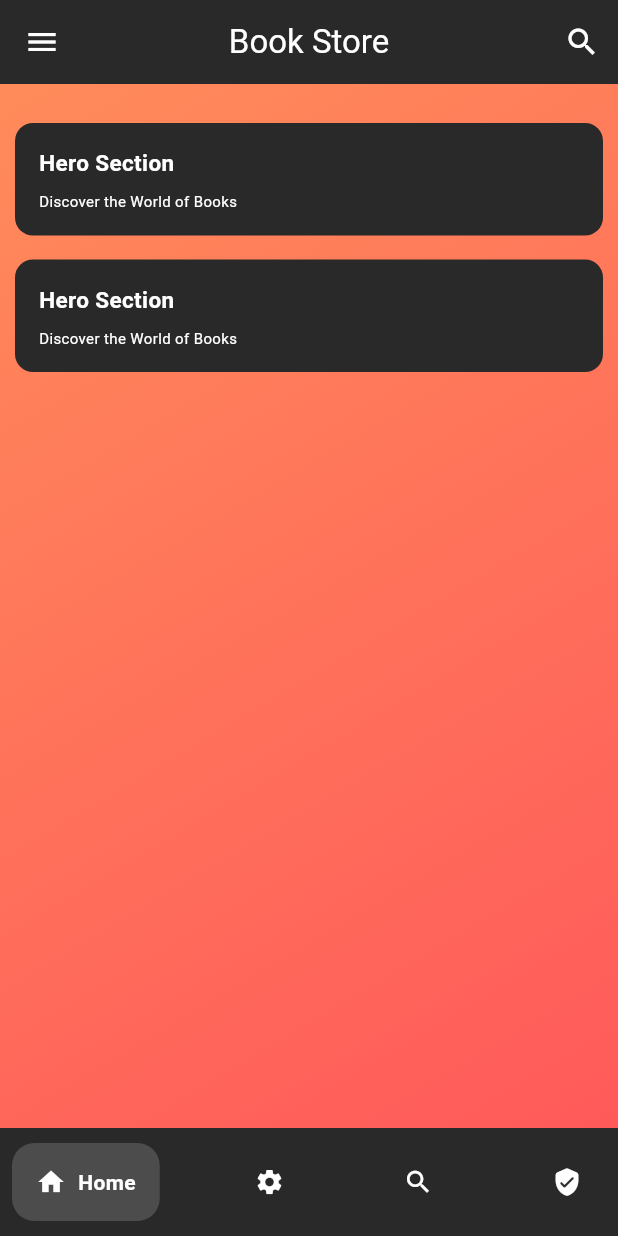
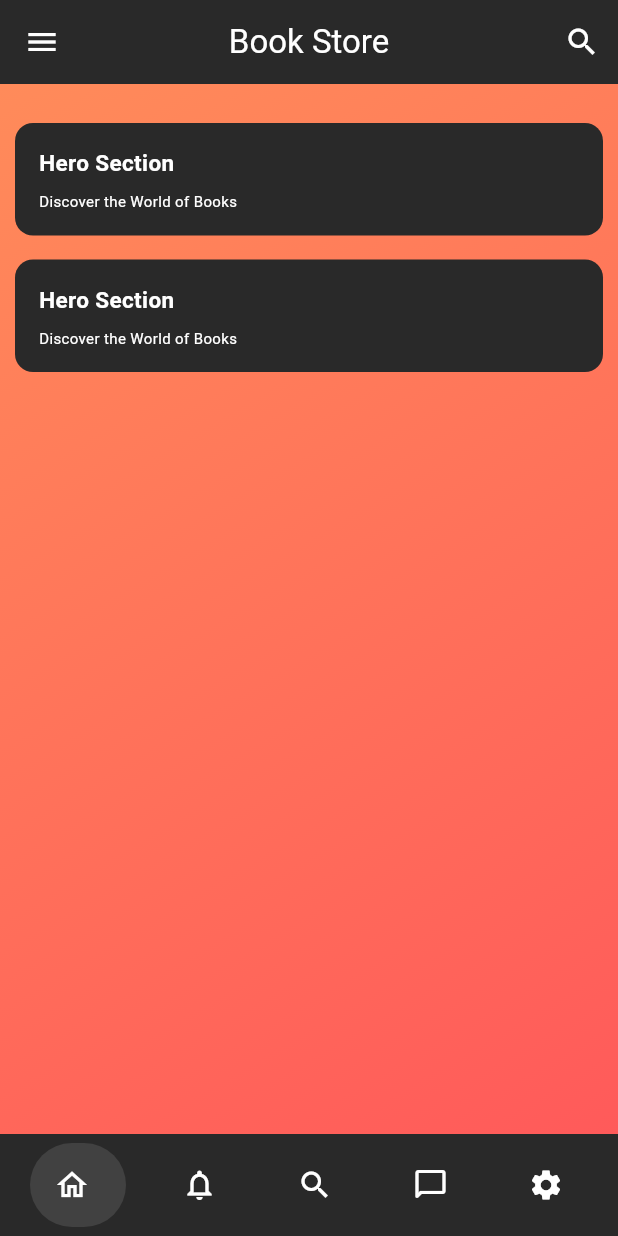
Before and after one commit to sufyan-25/bookstore, a Flutter app: the screen it shows after launch, on a phone screen of 412 x 824 dp. Run offline on Flutter 3.47's test engine with Material 3 defaults, Android fonts, the phone set to English and light mode, and no system bars; drawn by our look-alikes of google_nav_bar.

Commit message:
update bottom navigation bar

```diff
--- a/lib/views/home_screen.dart
+++ b/lib/views/home_screen.dart
@@ -47,30 +47,7 @@ class MainScreen extends StatelessWidget {
         backgroundColor: AppStyling.background,
         centerTitle: true,
       ),
-      bottomNavigationBar: Container(
-        color: AppStyling.background,
-        child: Padding(
-          padding: const EdgeInsets.symmetric(horizontal: 8.0, vertical: 10),
-          child: GNav(
-            haptic: false, // haptic feedback
-            tabBorderRadius: 15,
-            iconSize: 20, // tab button icon size
-            duration: Duration(milliseconds: 200), // tab animation duration
-            gap: 8,
-            color: AppStyling.textHint,
-            backgroundColor: AppStyling.background,
-            activeColor: AppStyling.textHint,
-            tabBackgroundColor: Color(0xFF656565).withAlpha(150),
-            padding: EdgeInsets.all(16),
-            tabs: const [
-              GButton(icon: Icons.home, text: 'Home'),
-              GButton(icon: Icons.settings, text: 'Settings'),
-              GButton(icon: Icons.search, text: 'Search'),
-              GButton(icon: Icons.verified_user_rounded, text: 'Profile'),
-            ],
-          ),
-        ),
-      ),
+      bottomNavigationBar: BottomNav(),
       body: Container(
         padding: const EdgeInsets.all(10.0),
         decoration: BoxDecoration(
@@ -125,3 +102,41 @@ class HeroSection extends StatelessWidget {
     );
   }
 }
+
+class BottomNav extends StatefulWidget {
+  const BottomNav({super.key});
+
+  @override
+  State<BottomNav> createState() => _BottomNavState();
+}
+
+class _BottomNavState extends State<BottomNav> {
+  @override
+  Widget build(BuildContext context) {
+    return Container(
+      color: AppStyling.background,
+      child: Padding(
+        padding: const EdgeInsets.symmetric(horizontal: 20.0, vertical: 6),
+        child: GNav(
+          haptic: false, // haptic feedback
+          tabBorderRadius: 50,
+          iconSize: 24, // tab button icon size
+          duration: Duration(milliseconds: 200), // tab animation duration
+          gap: 8,
+          color: AppStyling.textHint,
+          backgroundColor: AppStyling.background,
+          activeColor: AppStyling.textHint,
+          tabBackgroundColor: Color(0xFF656565).withAlpha(100),
+          padding: EdgeInsets.all(16),
+          tabs: const [
+            GButton(icon: Icons.home_outlined),
+            GButton(icon: Icons.notifications_none_outlined),
+            GButton(icon: Icons.search),
+            GButton(icon: Icons.chat_bubble_outline_rounded),
+            GButton(icon: Icons.settings),
+          ],
+        ),
+      ),
+    );
+  }
+}
```
